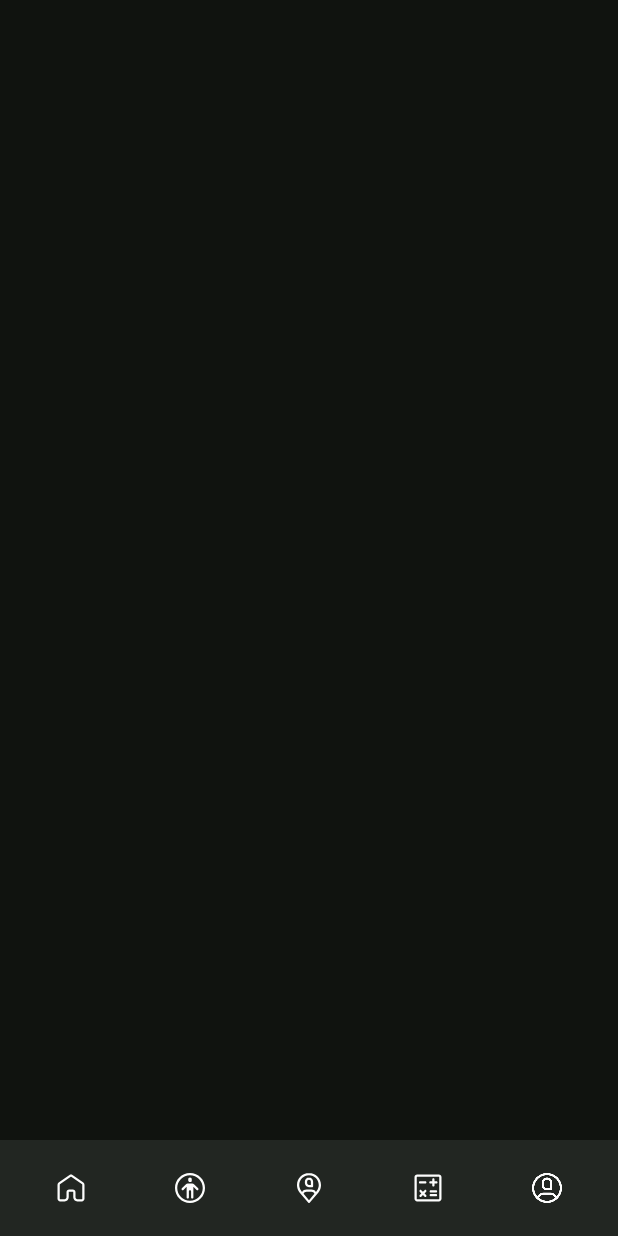
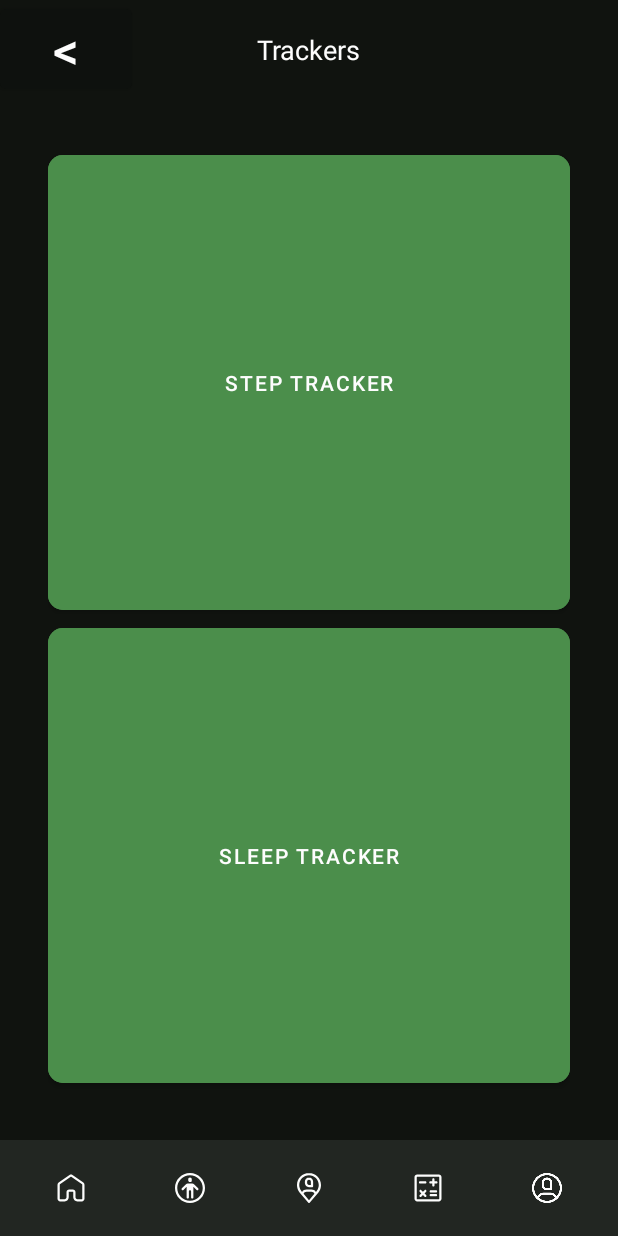
Before and after one commit to kingkuys2123/PasaFit, an Android app: the Tracker screen opened directly, with no data from a screen before it, on a phone screen of 412 x 824 dp. Run offline under Robolectric (Android 15) with nearby library versions, the phone set to English and light mode, and no system bars; 1 statement that could not run was skipped.

Commit message:
Finalized trackers page (UI and Launchers)

```diff
--- a/app/src/main/java/com/example/pasafit/Tracker.java
+++ b/app/src/main/java/com/example/pasafit/Tracker.java
@@ -4,23 +4,50 @@ import android.content.Intent;
 import android.os.Bundle;
 import android.view.View;
 import android.widget.Button;
+import android.widget.ImageButton;
 
 import androidx.appcompat.app.AppCompatActivity;
 
 public class Tracker extends AppCompatActivity {
 
-    Button btnSleep, btnSteps;
+    Button btnTrackerStepTracker, btnTrackerSleepTracker;
+    ImageButton btnBackTrackers;
 
     @Override
     protected void onCreate(Bundle savedInstanceState) {
         super.onCreate(savedInstanceState);
         setContentView(R.layout.activity_tracker);
 
+        init();
+
+        btnTrackerStepTracker.setOnClickListener(new View.OnClickListener() {
+            @Override
+            public void onClick(View v) {
+                Intent intent = new Intent(Tracker.this, StepTracker.class);
+                startActivity(intent);
+            }
+        });
+
+        btnTrackerSleepTracker.setOnClickListener(new View.OnClickListener() {
+            @Override
+            public void onClick(View v) {
+                Intent intent = new Intent(Tracker.this, SleepTracker.class);
+                startActivity(intent);
+            }
+        });
+
+        btnBackTrackers.setOnClickListener(new View.OnClickListener() {
+            @Override
+            public void onClick(View v) {
+                onBackPressed();
+            }
+        });
 
 
     }
 
     private void init(){
-
+        btnTrackerStepTracker = findViewById(R.id.btnTrackerStepTracker);
+        btnTrackerSleepTracker = findViewById(R.id.btnTrackerStepTracker);
     }
 }
--- a/app/src/main/java/com/example/pasafit/UserProfile.java
+++ b/app/src/main/java/com/example/pasafit/UserProfile.java
@@ -30,9 +30,9 @@ public class UserProfile extends AppCompatActivity {
     private FirebaseFirestore fStore;
     private String userID;
     private ImageButton nav_btn_home, nav_btn_trackers, nav_btn_calculator, nav_btn_exercise, imageButtonEditPersonalInformation;
-    private Button btnBackExerciseUserProfile;
+    private Button btnBackUserProfile;
 
-    TextView profileTextViewFirstName, profileTextViewLastName, profileTextViewUsername, profileTextViewEmail, textViewChangeEmailUserProfile, textViewChangePasswordUserProfile, textViewDeleteAccountUserProfile, textViewLogOutUserProfile;
+    private TextView profileTextViewFirstName, profileTextViewLastName, profileTextViewUsername, profileTextViewEmail, textViewChangeEmailUserProfile, textViewChangePasswordUserProfile, textViewDeleteAccountUserProfile, textViewLogOutUserProfile;
 
     @Override
     protected void onCreate(Bundle savedInstanceState) {
@@ -62,7 +62,7 @@ public class UserProfile extends AppCompatActivity {
             }
         });
 
-        btnBackExerciseUserProfile.setOnClickListener(new View.OnClickListener() {
+        btnBackUserProfile.setOnClickListener(new View.OnClickListener() {
             @Override
             public void onClick(View v) {
                 Intent intent = new Intent(UserProfile.this, ExerciseList.class);
@@ -251,7 +251,7 @@ public class UserProfile extends AppCompatActivity {
     }
 
     private void init(){
-        btnBackExerciseUserProfile = findViewById(R.id.btnBackExerciseUserProfile);
+        btnBackUserProfile = findViewById(R.id.btnBackUserProfile);
 
         nav_btn_home = findViewById(R.id.nav_btn_home_user_profile);
         nav_btn_trackers = findViewById(R.id.nav_btn_trackers_user_profile);
--- a/app/src/main/java/com/example/pasafit/ViewExercise.java
+++ b/app/src/main/java/com/example/pasafit/ViewExercise.java
@@ -10,7 +10,7 @@ import android.widget.ImageButton;
 
 public class ViewExercise extends AppCompatActivity {
 
-    private Button btnBackExercise;
+    private Button btnBackViewExercise;
 
     private ImageButton nav_btn_home, nav_btn_trackers, nav_btn_calculator, nav_btn_profile, nav_btn_exercises;
 
@@ -21,7 +21,7 @@ public class ViewExercise extends AppCompatActivity {
 
         init();
 
-        btnBackExercise.setOnClickListener(new View.OnClickListener() {
+        btnBackViewExercise.setOnClickListener(new View.OnClickListener() {
             @Override
             public void onClick(View v) {
                 Intent intent = new Intent(ViewExercise.this, ExerciseList.class);
@@ -77,7 +77,7 @@ public class ViewExercise extends AppCompatActivity {
     }
 
     private void init(){
-        btnBackExercise = findViewById(R.id.btnBackExerciseUserProfile);
+        btnBackViewExercise = findViewById(R.id.btnBackViewExercise);
 
         nav_btn_home = findViewById(R.id.nav_btn_home_view_exercise);
         nav_btn_trackers = findViewById(R.id.nav_btn_trackers_view_exercise);
--- a/app/src/main/res/layout/activity_tracker.xml
+++ b/app/src/main/res/layout/activity_tracker.xml
@@ -8,6 +8,92 @@
     android:background="#10130F"
     android:theme="@style/Theme.PasaFit"
     tools:context=".Tracker">
+
+    <LinearLayout
+        android:layout_width="0dp"
+        android:layout_height="0dp"
+        android:orientation="vertical"
+        app:layout_constraintBottom_toTopOf="@+id/linearLayout3"
+        app:layout_constraintEnd_toEndOf="parent"
+        app:layout_constraintStart_toStartOf="parent"
+        app:layout_constraintTop_toTopOf="parent">
+
+        <androidx.constraintlayout.widget.ConstraintLayout
+            android:layout_width="match_parent"
+            android:layout_height="wrap_content">
+
+            <Button
+                android:id="@+id/btnBackTrackers"
+                android:layout_width="wrap_content"
+                android:layout_height="wrap_content"
+                android:backgroundTint="@color/night"
+                android:text="@string/left_arrow"
+                android:textColor="@color/white"
+                android:textSize="34sp"
+                app:layout_constraintBottom_toBottomOf="parent"
+                app:layout_constraintStart_toStartOf="parent"
+                app:layout_constraintTop_toTopOf="parent" />
+
+            <TextView
+                android:id="@+id/textViewHeaderTrackers"
+                android:layout_width="wrap_content"
+                android:layout_height="wrap_content"
+                android:text="@string/trackers"
+                android:textColor="@color/white"
+                android:textSize="18sp"
+                app:layout_constraintBottom_toBottomOf="parent"
+                app:layout_constraintEnd_toEndOf="parent"
+                app:layout_constraintStart_toStartOf="parent"
+                app:layout_constraintTop_toTopOf="parent" />
+        </androidx.constraintlayout.widget.ConstraintLayout>
+
+        <androidx.constraintlayout.widget.ConstraintLayout
+            android:layout_width="match_parent"
+            android:layout_height="match_parent"
+            android:padding="32dp">
+
+            <LinearLayout
+                android:id="@+id/linearLayout7"
+                android:layout_width="0dp"
+                android:layout_height="0dp"
+                android:orientation="vertical"
+                app:layout_constraintBottom_toTopOf="@+id/linearLayout6"
+                app:layout_constraintEnd_toEndOf="parent"
+                app:layout_constraintStart_toStartOf="parent"
+                app:layout_constraintTop_toTopOf="parent">
+
+                <Button
+                    android:id="@+id/btnTrackerStepTracker"
+                    android:layout_width="match_parent"
+                    android:layout_height="match_parent"
+                    android:backgroundTint="@color/sea_green"
+                    android:text="@string/step_tracker"
+                    android:textColor="@color/white"
+                    app:cornerRadius="10dp" />
+            </LinearLayout>
+
+            <LinearLayout
+                android:id="@+id/linearLayout6"
+                android:layout_width="0dp"
+                android:layout_height="0dp"
+                android:orientation="vertical"
+                app:layout_constraintBottom_toBottomOf="parent"
+                app:layout_constraintEnd_toEndOf="parent"
+                app:layout_constraintStart_toStartOf="parent"
+                app:layout_constraintTop_toBottomOf="@+id/linearLayout7">
+
+                <Button
+                    android:id="@+id/btnTrackerSleepTracker"
+                    android:layout_width="match_parent"
+                    android:layout_height="match_parent"
+                    android:backgroundTint="@color/sea_green"
+                    android:text="@string/sleep_tracker"
+                    android:textColor="@color/white"
+                    app:cornerRadius="10dp" />
+            </LinearLayout>
+        </androidx.constraintlayout.widget.ConstraintLayout>
+
+    </LinearLayout>
 
     <LinearLayout
         android:id="@+id/linearLayout3"
--- a/app/src/main/res/layout/activity_user_profile.xml
+++ b/app/src/main/res/layout/activity_user_profile.xml
@@ -21,7 +21,7 @@
             android:layout_height="wrap_content">
 
             <Button
-                android:id="@+id/btnBackExerciseUserProfile"
+                android:id="@+id/btnBackUserProfile"
                 android:layout_width="wrap_content"
                 android:layout_height="wrap_content"
                 android:backgroundTint="@color/night"
@@ -33,7 +33,7 @@
                 app:layout_constraintTop_toTopOf="parent" />
 
             <TextView
-                android:id="@+id/textViewExerciseHeaderUserProfile"
+                android:id="@+id/textViewHeaderUserProfile"
                 android:layout_width="wrap_content"
                 android:layout_height="wrap_content"
                 android:text="@string/user_profile"
--- a/app/src/main/res/layout/activity_view_exercise.xml
+++ b/app/src/main/res/layout/activity_view_exercise.xml
@@ -21,7 +21,7 @@
             android:layout_height="wrap_content">
 
             <Button
-                android:id="@+id/btnBackExerciseUserProfile"
+                android:id="@+id/btnBackViewExercise"
                 android:layout_width="wrap_content"
                 android:layout_height="wrap_content"
                 android:backgroundTint="@color/night"
@@ -33,7 +33,7 @@
                 app:layout_constraintTop_toTopOf="parent" />
 
             <TextView
-                android:id="@+id/textViewExerciseHeaderUserProfile"
+                android:id="@+id/textViewHeadViewExercise"
                 android:layout_width="wrap_content"
                 android:layout_height="wrap_content"
                 android:text="@string/exercise"
--- a/app/src/main/res/values/strings.xml
+++ b/app/src/main/res/values/strings.xml
@@ -52,4 +52,7 @@
     <string name="change_password">Change Password</string>
     <string name="change_email">Change Email</string>
     <string name="logout">Log Out</string>
+    <string name="trackers">Trackers</string>
+    <string name="step_tracker">Step Tracker</string>
+    <string name="sleep_tracker">Sleep Tracker</string>
 </resources>
```
